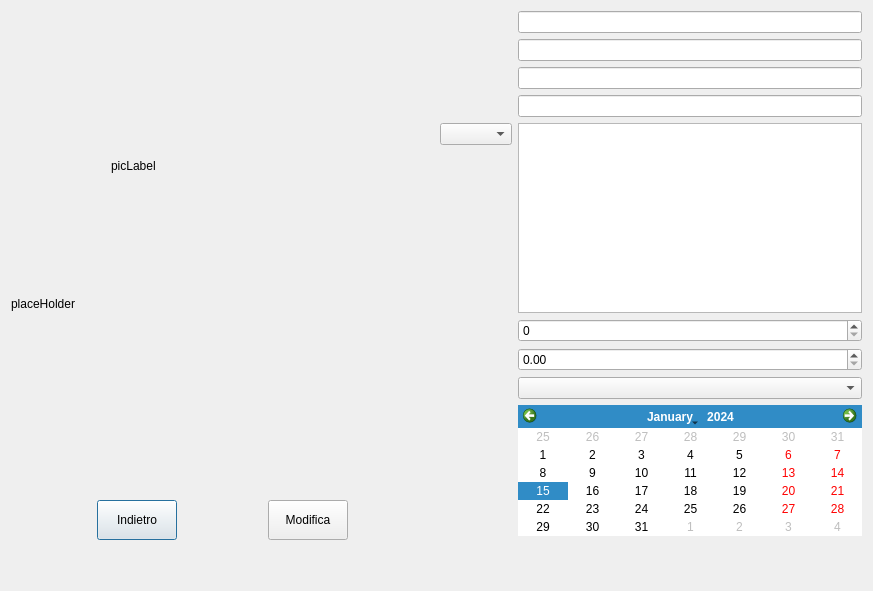
This is Progetto/itemDialog.ui in simoven/ProgettoPO as Qt 5 draws it before an edit. The edited form follows.
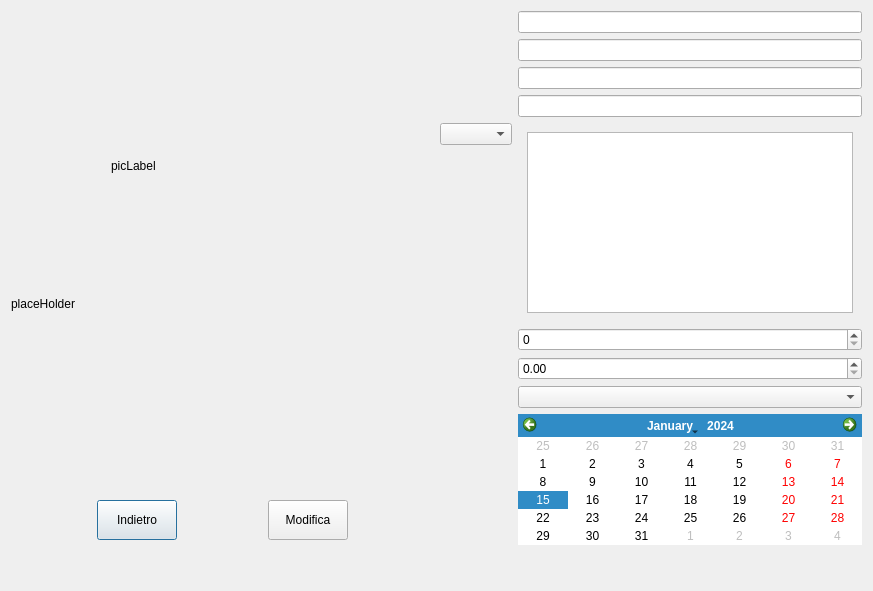
This is the edited form.

What changed in the file:
```diff
--- a/Progetto/itemDialog.ui
+++ b/Progetto/itemDialog.ui
@@ -214,7 +214,32 @@
       <widget class="QLineEdit" name="itmLineEdit3"/>
      </item>
      <item row="4" column="1">
-      <widget class="QPlainTextEdit" name="itmPlainText"/>
+      <widget class="QStackedWidget" name="stackedWidget">
+       <property name="currentIndex">
+        <number>1</number>
+       </property>
+       <widget class="QWidget" name="pageText">
+        <layout class="QVBoxLayout" name="verticalLayout">
+         <item>
+          <widget class="QPlainTextEdit" name="itmPlainText"/>
+         </item>
+        </layout>
+       </widget>
+       <widget class="QWidget" name="pageList">
+        <layout class="QVBoxLayout" name="verticalLayout_3">
+         <item>
+          <widget class="QListWidget" name="listWidget"/>
+         </item>
+        </layout>
+       </widget>
+      </widget>
+     </item>
+     <item row="5" column="0">
+      <widget class="QLabel" name="itmLabel5">
+       <property name="text">
+        <string/>
+       </property>
+      </widget>
      </item>
      <item row="5" column="1">
       <widget class="QSpinBox" name="itmSpinBox"/>
```
Left out of the diff: 81 changed lines with no effect on the pictures.
